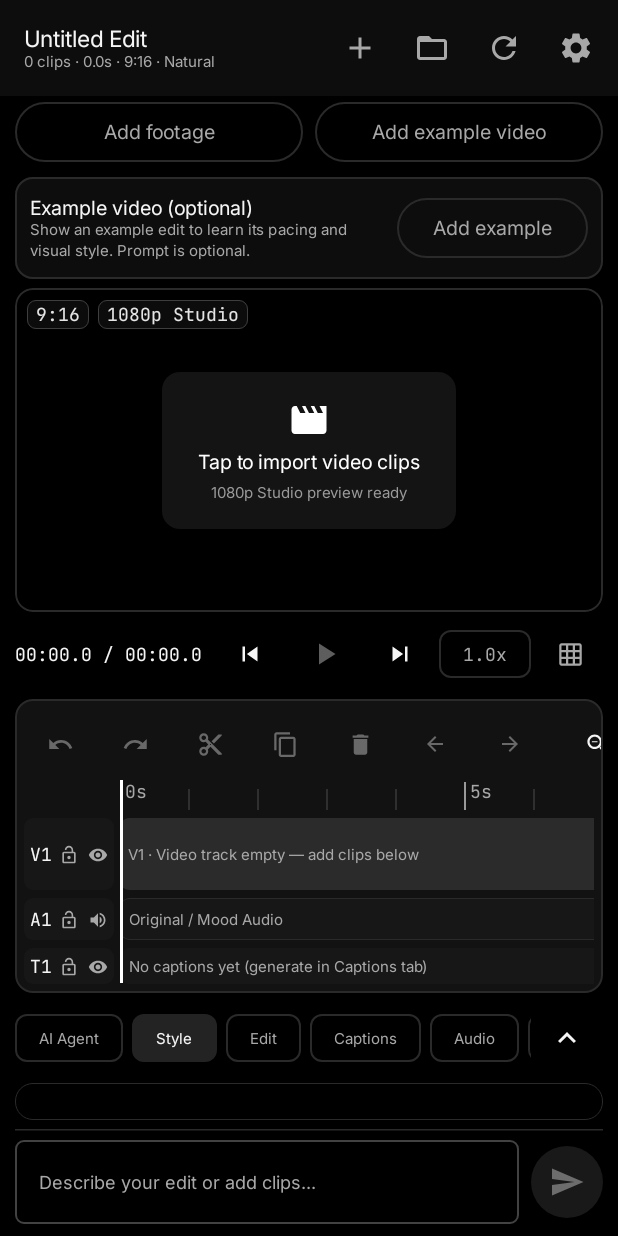
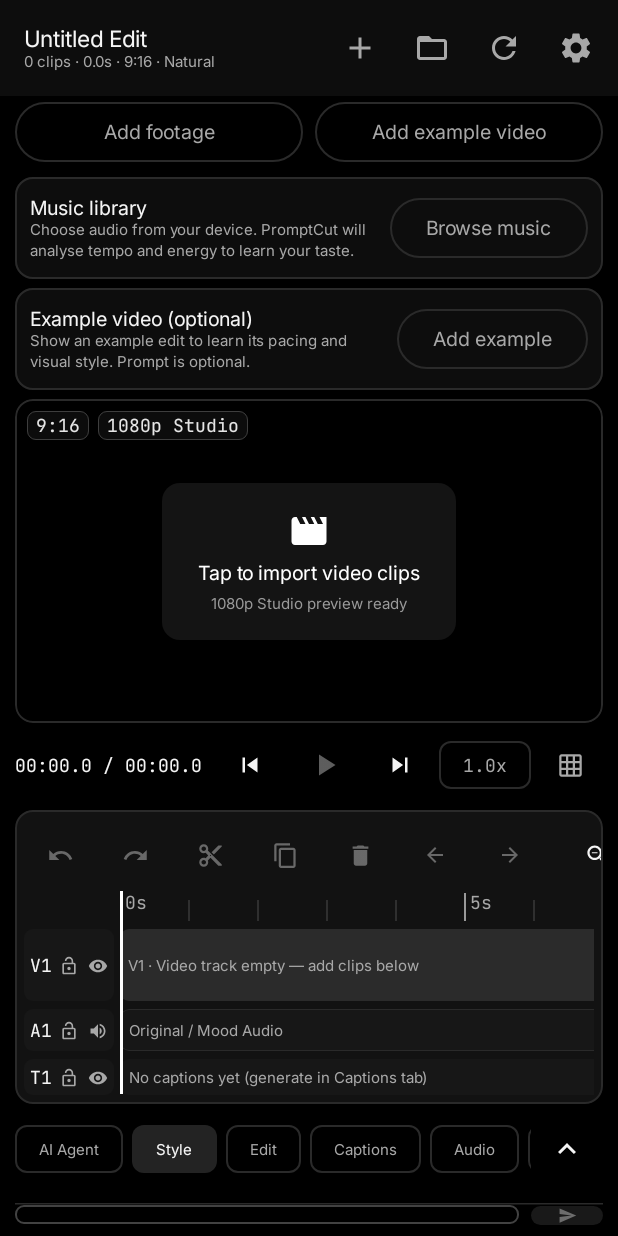
Before and after one commit to actxxxx02-png/AngKur-v2, an Android app built with Jetpack Compose: the composable EditorScreen shown on its own in the app's theme, on a phone screen of 412 x 824 dp. Run offline under Robolectric (Android 15) with nearby library versions, the phone set to English and light mode, and no system bars; pictures from the network do not load.

Commit message:
Expose full local music picker and taste profile

```diff
--- a/app/src/main/java/com/promptcut/app/MainActivity.kt
+++ b/app/src/main/java/com/promptcut/app/MainActivity.kt
@@ -132,6 +132,8 @@ fun EditorScreen(vm: EditorViewModel) {
     val pickReferenceVideo = { referencePicker.launch(PickVisualMediaRequest(ActivityResultContracts.PickVisualMedia.VideoOnly)) }
     val songPicker = rememberLauncherForActivityResult(ActivityResultContracts.OpenDocument()) { uri -> uri?.let { vm.pickSong(it) } }
     val pickSong = { songPicker.launch(arrayOf("audio/*")) }
+    val musicLibraryPicker = rememberLauncherForActivityResult(ActivityResultContracts.OpenDocument()) { uri -> uri?.let { vm.loadLibraryTrackForTaste(it) } }
+    val pickAnyMusic = { musicLibraryPicker.launch(arrayOf("audio/*", "application/ogg", "application/octet-stream")) }
     val notifPermission = rememberLauncherForActivityResult(ActivityResultContracts.RequestPermission()) { }
 
     LaunchedEffect(Unit) {
@@ -214,6 +216,17 @@ fun EditorScreen(vm: EditorViewModel) {
                     Text("Style reference: $name", modifier = Modifier.weight(1f), style = MaterialTheme.typography.labelSmall)
                     TextButton(onClick = { vm.clearReferenceVideo() }) { Text("Remove") }
                 }
+            }
+
+            OutlinedCard(modifier = Modifier.fillMaxWidth()) {
+                Row(Modifier.fillMaxWidth().padding(10.dp), verticalAlignment = Alignment.CenterVertically, horizontalArrangement = Arrangement.spacedBy(8.dp)) {
+                    Column(Modifier.weight(1f)) {
+                        Text("Music library", style = MaterialTheme.typography.labelLarge)
+                        Text("Choose audio from your device. PromptCut will analyse tempo and energy to learn your taste.", style = MaterialTheme.typography.labelSmall, color = MaterialTheme.colorScheme.onSurfaceVariant)
+                    }
+                    OutlinedButton(onClick = pickAnyMusic) { Text("Browse music") }
+                }
+                vm.musicTasteProfile?.let { Text(it, Modifier.padding(start = 10.dp, end = 10.dp, bottom = 10.dp), style = MaterialTheme.typography.bodySmall) }
             }
 
             // Reference video is style guidance only. It is never part of the export footage.
```
